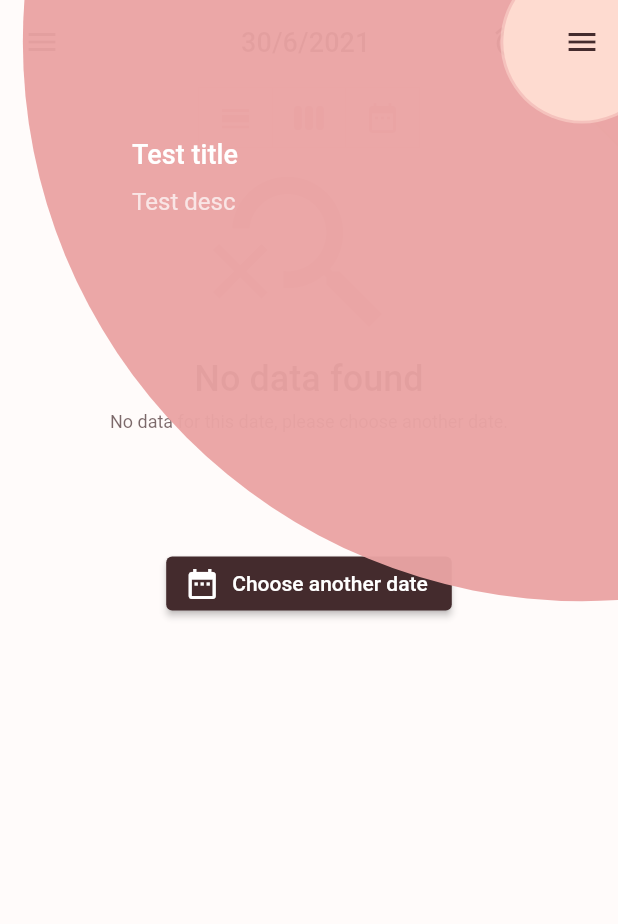
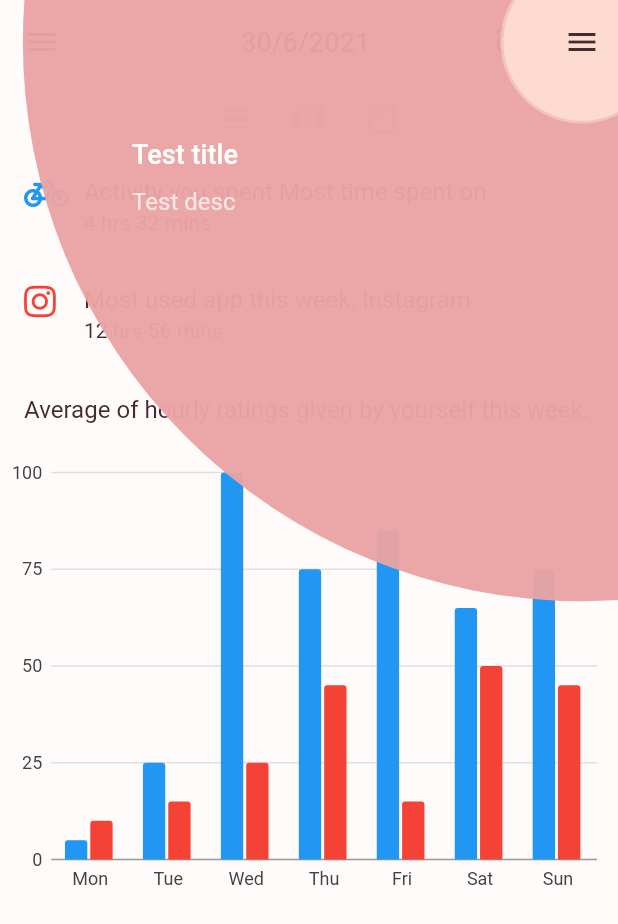
Before and after one commit to Birinder-Gill/rate_your_time_new, a Flutter app: the TestScreen screen opened directly, after a tap on "TRY", on a phone screen of 412 x 824 dp. Shown: the top 924 px of the screen. Run offline on Flutter 3.47's test engine with Material 2 defaults, Android fonts, the phone set to English and light mode, and no system bars; our stand-ins replace charts_flutter, flutter_neumorphic, font_awesome_flutter, google_fonts, palette_generator; Roboto replaces fonts that are missing (Kanit).

Commit message:
10 -> (Feature)

```diff
--- a/lib/home_screen.dart
+++ b/lib/home_screen.dart
@@ -4,7 +4,8 @@ import 'package:flutter/cupertino.dart';
 import 'package:flutter/material.dart';
 import 'package:provider/provider.dart';
 import 'package:rate_your_time_new/alarms_screen.dart';
-import 'package:rate_your_time_new/hours_screen.dart';
+import 'package:rate_your_time_new/hours_screens/day_view.dart';
+import 'package:rate_your_time_new/hours_screens/week_view.dart';
 import 'package:rate_your_time_new/models/hours_model.dart';
 import 'package:rate_your_time_new/utils/constants.dart';
 import 'package:rate_your_time_new/utils/shared_prefs.dart';
@@ -16,7 +17,8 @@ class HomeScreen extends StatefulWidget {
   _HomeScreenState createState() => _HomeScreenState();
 }
 
-class _HomeScreenState extends State<HomeScreen> with TickerProviderStateMixin,RestorationMixin {
+class _HomeScreenState extends State<HomeScreen>
+    with TickerProviderStateMixin, RestorationMixin {
   HoursModel model;
 
   final RestorableDouble _expandingTabIndex = RestorableDouble(0);
@@ -26,8 +28,7 @@ class _HomeScreenState extends State<HomeScreen> with TickerProviderStateMixin,R
   // Animation Controller for expanding/collapsing the cart menu.
   AnimationController _expandingController;
 
-  bool firstDay=false;
-
+  bool firstDay = false;
 
   @override
   void restoreState(RestorationBucket oldBucket, bool initialRestore) {
@@ -55,7 +56,6 @@ class _HomeScreenState extends State<HomeScreen> with TickerProviderStateMixin,R
     WidgetsBinding.instance.addPostFrameCallback((timeStamp) {
       model.calculateDatePickerHeight();
       _checkFirstDay();
-
     });
     _controller = AnimationController(
       vsync: this,
@@ -88,21 +88,9 @@ class _HomeScreenState extends State<HomeScreen> with TickerProviderStateMixin,R
   Widget build(BuildContext context) {
     model = Provider.of<HoursModel>(context);
     if (!model.loaded) model.getHours();
-    // return true
-    //     ?
+
     return backdrop();
-        // : Scaffold(
-        //     appBar: AppBar(
-        //       title: Text("${TimeUtils.formatDate(model.date)}"),
-        //       actions: [
-        //         IconButton(icon: Icon(Icons.date_range), onPressed: pickDate),
-        //         IconButton(icon: Icon(Icons.alarm), onPressed: gotoAlarms),
-        //       ],
-        //     ),
-        //     body: model.loading
-        //         ? simpleLoader()
-        //         : HoursScreen(model.hours, model.average),
-        //   );
+
   }
 
   void pickDate() {
@@ -118,16 +106,15 @@ class _HomeScreenState extends State<HomeScreen> with TickerProviderStateMixin,R
     pushTo(context, AlarmsScreen());
   }
 
-
   backdrop() {
-    final theme=Theme.of(context);
+    final theme = Theme.of(context);
     return PageStatus(
       cartController: _controller,
       menuController: _expandingController,
       child: Backdrop(
           pickDate: pickDate,
-            frontLayer: HoursScreen(model.hours, model.average,this.firstDay),
-            backLayer:  Container(
+          frontLayer:true?WeekViewScreen() : DayViewScreen(model.hours, model.average, this.firstDay),
+          backLayer: Container(
             height: double.infinity,
             color: theme.primaryColor,
             child: Theme(
@@ -136,21 +123,22 @@ class _HomeScreenState extends State<HomeScreen> with TickerProviderStateMixin,R
                 onPrimary: theme.accentColor,
                 primary: theme.primaryColorDark,
                 onSurface: theme.colorScheme.onPrimary,
-
-                  )
-                ),
+              )),
               child: CalendarDatePicker(
                 key: model.datePickerKey,
                 initialDate: model.date,
                 firstDate: launchDate,
-                    lastDate: DateTime.now(), onDateChanged: (DateTime value) {
+                lastDate: DateTime.now(),
+                onDateChanged: (DateTime value) {
                   model.refresh(value);
-                  },),
+                },
+              ),
             ),
           ),
           frontTitle: Text("${TimeUtils.formatDate(model.date)}"),
-            backTitle:  Text("Select date"),
-            controller: _controller));
+          backTitle: Text("Select date"),
+          controller: _controller),
+    );
   }
 
   @override
@@ -158,8 +146,8 @@ class _HomeScreenState extends State<HomeScreen> with TickerProviderStateMixin,R
 
   Future<void> _checkFirstDay() async {
     this.firstDay = await SharedPrefs.isFirstDayAtHome();
-    nextTick((){
-      setState(() { });
+    nextTick(() {
+      setState(() {});
     });
   }
 }
--- /dev/null
+++ b/lib/hours_screens/week_view.dart
@@ -0,0 +1,39 @@
+import 'package:flutter/material.dart';
+import 'package:font_awesome_flutter/font_awesome_flutter.dart';
+import 'package:rate_your_time_new/widgets/graphs/grouped_bar_graph.dart';
+
+class WeekViewScreen extends StatefulWidget {
+  @override
+  _WeekViewScreenState createState() => _WeekViewScreenState();
+}
+
+class _WeekViewScreenState extends State<WeekViewScreen> {
+  @override
+  Widget build(BuildContext context) {
+    return Scaffold(
+      body: SingleChildScrollView(
+        child: Column(
+          children: [
+            ListTile(
+              horizontalTitleGap: 0,
+              title: Text("Activity you spent Most time spent on"),
+              subtitle: Text('4 hrs 32 mins'),
+              leading: FaIcon(FontAwesomeIcons.bicycle,color: Colors.blue,),
+            ),
+            ListTile(
+              horizontalTitleGap: 0,
+              title: Text("Most used app this week: Instagram"),
+              subtitle: Text('12 hrs 56 mins'),
+              leading: FaIcon(FontAwesomeIcons.instagram,color: Colors.red,),
+            ),
+            ListTile(title: Text('Average of hourly ratings given by yourself this week.')),
+            Container(
+                height: 300,
+                child: GroupedBarChart.withSampleData())
+
+          ],
+        ),
+      ),
+    );
+  }
+}
--- a/lib/main.dart
+++ b/lib/main.dart
@@ -1,13 +1,8 @@
 import 'package:flutter/material.dart';
 import 'package:provider/provider.dart';
-import 'package:rate_your_time_new/home_screen.dart';
-import 'package:rate_your_time_new/hours_screen.dart';
-import 'package:rate_your_time_new/select_time_screen.dart';
 import 'package:rate_your_time_new/models/app_model.dart';
 import 'package:rate_your_time_new/models/hours_model.dart';
 import 'package:rate_your_time_new/splash_screen.dart';
-import 'package:rate_your_time_new/themes/gallery_theme_data.dart';
-import 'package:rate_your_time_new/themes/shrine_theme.dart';
 import 'package:rate_your_time_new/utils/test_screen.dart';
 
 void main() {
--- /dev/null
+++ b/lib/widgets/graphs/grouped_bar_graph.dart
@@ -0,0 +1,75 @@
+/// Bar chart example
+import 'package:flutter/material.dart';
+import 'package:charts_flutter/flutter.dart' as charts;
+
+class GroupedBarChart extends StatelessWidget {
+  final List<charts.Series> seriesList;
+  final bool animate;
+
+  GroupedBarChart(this.seriesList, {this.animate});
+
+  factory GroupedBarChart.withSampleData() {
+    return new GroupedBarChart(
+      _createSampleData(),
+      // Disable animations for image tests.
+      animate: true,
+    );
+  }
+
+
+  @override
+  Widget build(BuildContext context) {
+    return new charts.BarChart(
+      seriesList,
+      animate: animate,
+      barGroupingType: charts.BarGroupingType.grouped,
+    );
+  }
+
+  /// Create series list with multiple series
+  static List<charts.Series<OrdinalSales, String>> _createSampleData() {
+    final desktopSalesData = [
+      new OrdinalSales('Mon', 5),
+      new OrdinalSales('Tue', 25),
+      new OrdinalSales('Wed', 100),
+      new OrdinalSales('Thu', 75),
+      new OrdinalSales('Fri', 85),
+      new OrdinalSales('Sat', 65),
+      new OrdinalSales('Sun', 75),
+    ];
+
+
+    final mobileSalesData = [
+      new OrdinalSales('Mon', 10),
+      new OrdinalSales('Tue', 15),
+      new OrdinalSales('Wed', 25),
+      new OrdinalSales('Thu', 45),
+      new OrdinalSales('Fri', 15),
+      new OrdinalSales('Sat', 50),
+      new OrdinalSales('Sun', 45),
+    ];
+
+    return [
+      new charts.Series<OrdinalSales, String>(
+        id: 'Desktop',
+        domainFn: (OrdinalSales sales, _) => sales.year,
+        measureFn: (OrdinalSales sales, _) => sales.sales,
+        data: desktopSalesData,
+      ),
+      new charts.Series<OrdinalSales, String>(
+        id: 'Mobile',
+        domainFn: (OrdinalSales sales, _) => sales.year,
+        measureFn: (OrdinalSales sales, _) => sales.sales,
+        data: mobileSalesData,
+      ),
+    ];
+  }
+}
+
+/// Sample ordinal data type.
+class OrdinalSales {
+  final String year;
+  final int sales;
+
+  OrdinalSales(this.year, this.sales);
+}
--- a/pubspec.yaml
+++ b/pubspec.yaml
@@ -33,6 +33,7 @@ dependencies:
   palette_generator: ^0.3.0
   flutter_neumorphic: ^3.1.0
   font_awesome_flutter: ^9.1.0
+  charts_flutter: ^0.10.0
 
 dev_dependencies:
   flutter_test:
```
Also changed, not shown: lib/hours_screens/day_view.dart (renamed from lib/hours_screen.dart, +4 -58 lines), lib/utils/api_helper.dart (added, +12 -0 lines), pubspec.lock, 2 other files. Lines whose indentation alone changed are shown as unchanged.
